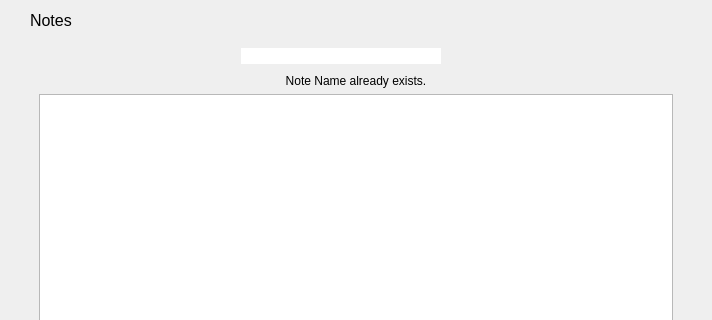
Before: the Qt Designer form src/NotesManagement.ui in mooltipass/moolticute, drawn with Qt 5; both pictures show x 0 to 712 and y 0 to 320 of the 712 by 520 pixel window.
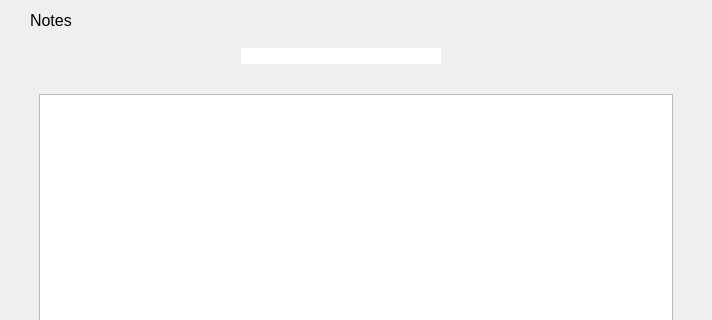
After: the same form once the commit is applied. The open tabs and pages were chosen to show the change.

Commit message: [BLE] Display correct error message when note name is empty, fix disabled tabs

```diff
--- a/src/NotesManagement.ui
+++ b/src/NotesManagement.ui
@@ -183,7 +183,7 @@
        <item>
         <widget class="QLabel" name="labelError">
          <property name="text">
-          <string>Note Name already exists.</string>
+          <string/>
          </property>
          <property name="alignment">
           <set>Qt::AlignCenter</set>
```
The commit also changes 5 other files.
